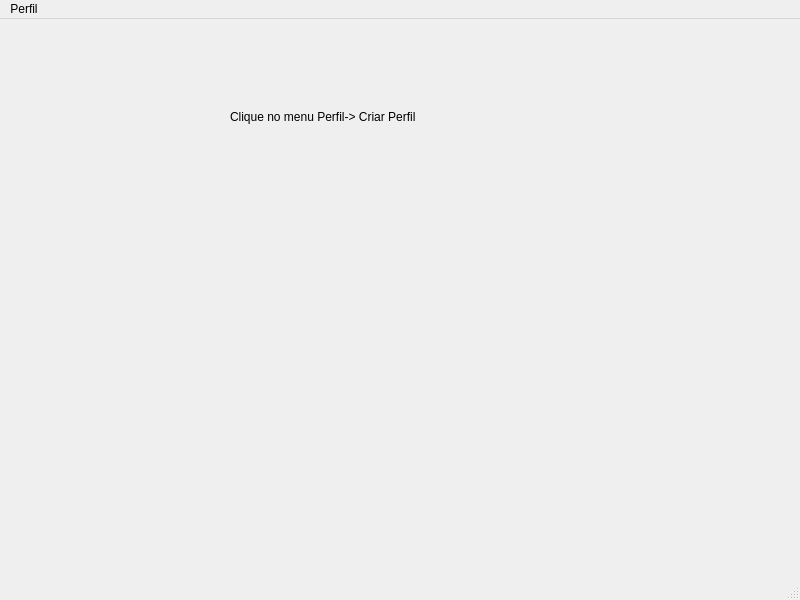
Qt form RedeSocial/usuario.ui (cunhapassos/RedeSocialEconomiaCompartilhada) before a commit.
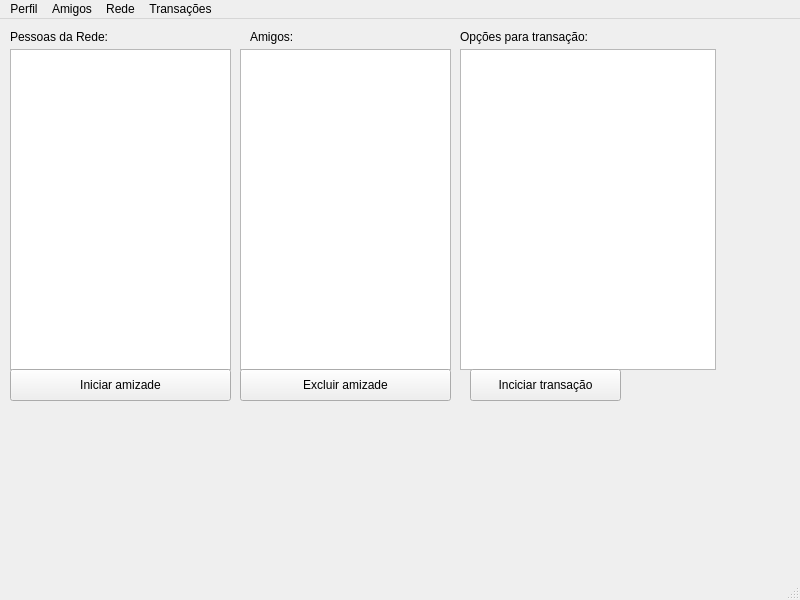
The same form after that commit.

Commit message:
implementação do Usuario
Criação, edição e exclusão de pessoa por usuário

What changed in the file:
```diff
--- a/RedeSocial/usuario.ui
+++ b/RedeSocial/usuario.ui
@@ -14,17 +14,112 @@
    <string>MainWindow</string>
   </property>
   <widget class="QWidget" name="centralwidget">
+   <widget class="QListWidget" name="listWidgetAmigos">
+    <property name="geometry">
+     <rect>
+      <x>240</x>
+      <y>30</y>
+      <width>211</width>
+      <height>321</height>
+     </rect>
+    </property>
+   </widget>
+   <widget class="QListWidget" name="listWidgetPessoas">
+    <property name="geometry">
+     <rect>
+      <x>10</x>
+      <y>30</y>
+      <width>221</width>
+      <height>321</height>
+     </rect>
+    </property>
+   </widget>
    <widget class="QLabel" name="label">
     <property name="geometry">
      <rect>
-      <x>230</x>
-      <y>90</y>
-      <width>291</width>
+      <x>10</x>
+      <y>10</y>
+      <width>121</width>
       <height>16</height>
      </rect>
     </property>
     <property name="text">
-     <string>Clique no menu Perfil-&gt; Criar Perfil</string>
+     <string>Pessoas da Rede:</string>
+    </property>
+   </widget>
+   <widget class="QLabel" name="label_2">
+    <property name="geometry">
+     <rect>
+      <x>250</x>
+      <y>10</y>
+      <width>59</width>
+      <height>16</height>
+     </rect>
+    </property>
+    <property name="text">
+     <string>Amigos:</string>
+    </property>
+   </widget>
+   <widget class="QLabel" name="label_3">
+    <property name="geometry">
+     <rect>
+      <x>460</x>
+      <y>10</y>
+      <width>181</width>
+      <height>16</height>
+     </rect>
+    </property>
+    <property name="text">
+     <string>Opções para transação:</string>
+    </property>
+   </widget>
+   <widget class="QPushButton" name="pushButtonIniAmizade">
+    <property name="geometry">
+     <rect>
+      <x>10</x>
+      <y>350</y>
+      <width>221</width>
+      <height>32</height>
+     </rect>
+    </property>
+    <property name="text">
+     <string>Iniciar amizade</string>
+    </property>
+   </widget>
+   <widget class="QPushButton" name="pushButtonExcAmizade">
+    <property name="geometry">
+     <rect>
+      <x>240</x>
+      <y>350</y>
+      <width>211</width>
+      <height>32</height>
+     </rect>
+    </property>
+    <property name="text">
+     <string>Excluir amizade</string>
+    </property>
+   </widget>
+   <widget class="QTableWidget" name="tableWidgetInteresses">
+    <property name="geometry">
+     <rect>
+      <x>460</x>
+      <y>30</y>
+      <width>256</width>
+      <height>321</height>
+     </rect>
+    </property>
+   </widget>
+   <widget class="QPushButton" name="pushButtonIniTransacao">
+    <property name="geometry">
+     <rect>
+      <x>470</x>
+      <y>350</y>
+      <width>151</width>
+      <height>32</height>
+     </rect>
+    </property>
+    <property name="text">
+     <string>Inciciar transação</string>
     </property>
    </widget>
   </widget>
@@ -45,7 +140,26 @@
     <addaction name="actionEditar_Perfil"/>
     <addaction name="actionExcluir_Perfil"/>
    </widget>
+   <widget class="QMenu" name="menuAmigos">
+    <property name="title">
+     <string>Amigos</string>
+    </property>
+   </widget>
+   <widget class="QMenu" name="menuTransa_es">
+    <property name="title">
+     <string>Transações</string>
+    </property>
+   </widget>
+   <widget class="QMenu" name="menuRede">
+    <property name="title">
+     <string>Rede</string>
+    </property>
+    <addaction name="actionListar_Pessoas"/>
+   </widget>
    <addaction name="menuPerfil"/>
+   <addaction name="menuAmigos"/>
+   <addaction name="menuRede"/>
+   <addaction name="menuTransa_es"/>
   </widget>
   <widget class="QStatusBar" name="statusbar"/>
   <action name="actionCriar_Perfil">
```
Left out of the diff: 11 changed lines with no effect on the pictures. The commit also changes 47 other files.
